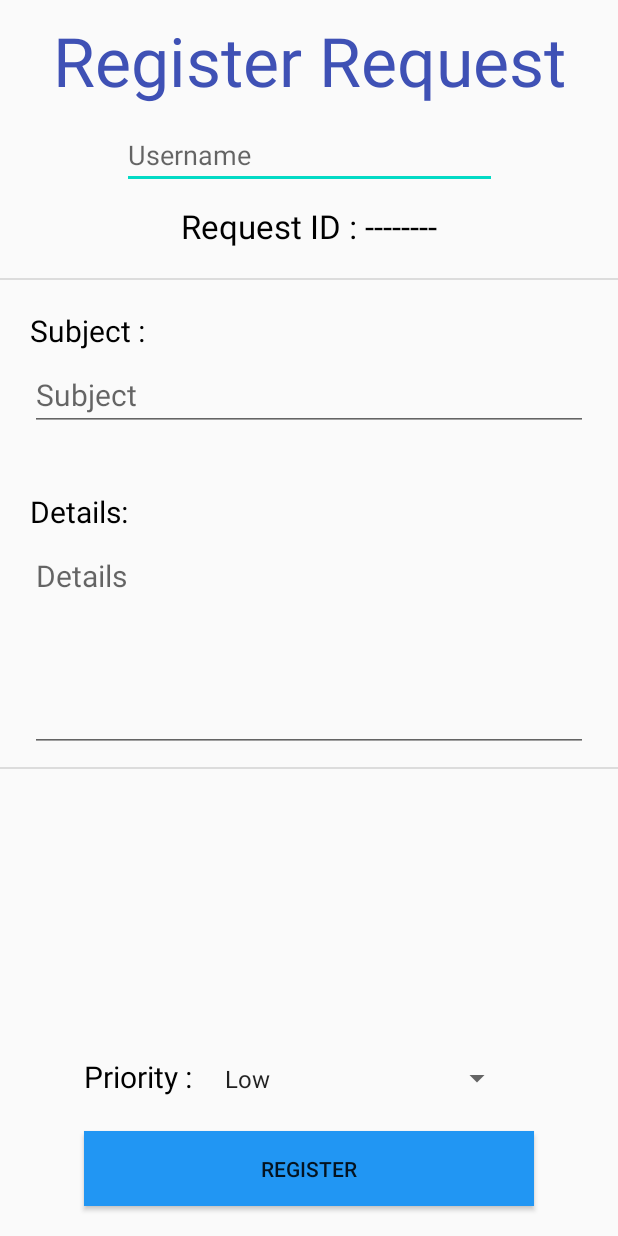
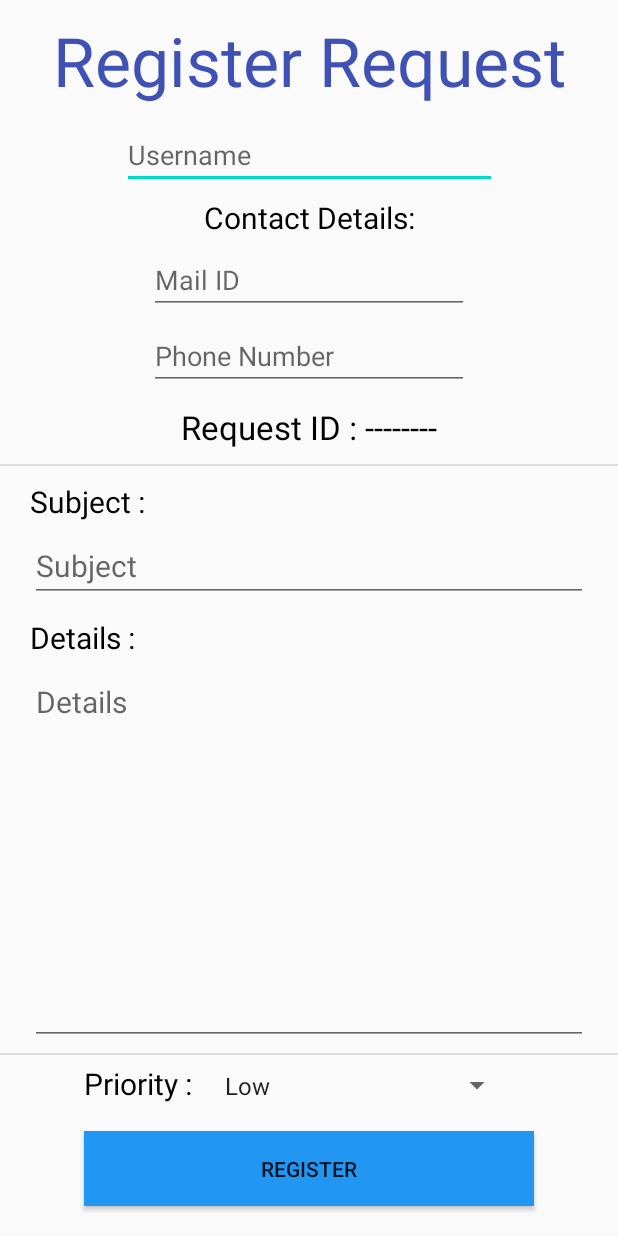
Before and after one commit to Qrofeus/Request_Manager, an Android app: the RegisterRequest screen opened directly, with no data from a screen before it, on a phone screen of 412 x 824 dp. Run offline under Robolectric (Android 15) with nearby library versions, the phone set to English and light mode, and no system bars; Roboto replaces fonts that are not available here.

Commit message:
Updates: Register Request - Contact Details - Constraint Layout Optimization

```diff
--- a/app/src/main/java/com/qrofeus/requestmanager/RegisterRequest.java
+++ b/app/src/main/java/com/qrofeus/requestmanager/RegisterRequest.java
@@ -1,6 +1,4 @@
 package com.qrofeus.requestmanager;
-
-import androidx.appcompat.app.AppCompatActivity;
 
 import android.os.Bundle;
 import android.view.View;
@@ -9,8 +7,9 @@ import android.widget.ArrayAdapter;
 import android.widget.Button;
 import android.widget.EditText;
 import android.widget.Spinner;
-import android.widget.TextView;
 import android.widget.Toast;
+
+import androidx.appcompat.app.AppCompatActivity;
 
 public class RegisterRequest extends AppCompatActivity {
 
@@ -18,18 +17,22 @@ public class RegisterRequest extends AppCompatActivity {
     private String subject_text;
     private String details_text;
     private String request_priority;
+    private String email_address;
+    private String phone_number;
 
     @Override
     protected void onCreate(Bundle savedInstanceState) {
         super.onCreate(savedInstanceState);
         setContentView(R.layout.activity_register_request);
 
-        final EditText username = (EditText) findViewById(R.id.username);
-        //final TextView req_id = (TextView) findViewById(R.id.requestID);
-        final EditText subject = (EditText) findViewById(R.id.request_subject);
-        final EditText details = (EditText) findViewById(R.id.request_details);
-        final Spinner priority = (Spinner) findViewById(R.id.priority_dropdown);
-        final Button register = (Button) findViewById(R.id.button_register);
+        final EditText username = findViewById(R.id.username);
+        final EditText mail_id = findViewById(R.id.email_address);
+        final EditText phone = findViewById(R.id.contact_phone);
+        //final TextView req_id = findViewById(R.id.requestID);
+        final EditText subject = findViewById(R.id.request_subject);
+        final EditText details = findViewById(R.id.request_details);
+        final Spinner priority = findViewById(R.id.priority_dropdown);
+        final Button register = findViewById(R.id.button_register);
 
         /*String request_id = generateID();
         req_id.setText(request_id);*/
@@ -57,22 +60,24 @@ public class RegisterRequest extends AppCompatActivity {
         register.setOnClickListener(new View.OnClickListener() {
             @Override
             public void onClick(View v) {
-                Toast.makeText(RegisterRequest.this, "Request Registered", Toast.LENGTH_SHORT).show();
                 username_text = username.getText().toString();
+                email_address = mail_id.getText().toString();
+                phone_number = phone.getText().toString();
                 subject_text = subject.getText().toString();
                 details_text = details.getText().toString();
+                Toast.makeText(RegisterRequest.this, "Request Registered", Toast.LENGTH_SHORT).show();
             }
         });
 
         //storeData();
     }
 
-    private String generateID(){
+    private String generateID() {
         //ToDo: Generate Request ID
-        return "Request ID : "+"========";
+        return "Request ID : " + "========";
     }
 
-    private void storeData(){
+    private void storeData() {
         //ToDo: Store all request parameters in database
     }
 }
--- a/app/src/main/res/layout/activity_register_request.xml
+++ b/app/src/main/res/layout/activity_register_request.xml
@@ -20,17 +20,6 @@
         app:layout_constraintStart_toStartOf="parent"
         app:layout_constraintTop_toTopOf="parent" />
 
-    <Button
-        android:id="@+id/button_register"
-        android:layout_width="300dp"
-        android:layout_height="50dp"
-        android:layout_marginBottom="20dp"
-        android:background="#2196F3"
-        android:text="Register"
-        app:layout_constraintBottom_toBottomOf="parent"
-        app:layout_constraintEnd_toEndOf="parent"
-        app:layout_constraintStart_toStartOf="parent" />
-
     <EditText
             android:id="@+id/username"
             android:layout_width="250dp"
@@ -44,6 +33,42 @@
             app:layout_constraintTop_toBottomOf="@+id/page_title" />
 
     <TextView
+        android:id="@+id/text_contact"
+        android:layout_width="wrap_content"
+        android:layout_height="wrap_content"
+        android:layout_marginTop="5dp"
+        android:text="Contact Details:"
+        android:textColor="#000000"
+        android:textSize="20sp"
+        app:layout_constraintEnd_toEndOf="parent"
+        app:layout_constraintStart_toStartOf="parent"
+        app:layout_constraintTop_toBottomOf="@id/username" />
+
+    <EditText
+        android:id="@+id/email_address"
+        android:layout_width="wrap_content"
+        android:layout_height="wrap_content"
+        android:layout_marginTop="5dp"
+        android:ems="10"
+        android:hint="Mail ID"
+        android:inputType="textEmailAddress"
+        app:layout_constraintEnd_toEndOf="parent"
+        app:layout_constraintStart_toStartOf="parent"
+        app:layout_constraintTop_toBottomOf="@id/text_contact" />
+
+    <EditText
+        android:id="@+id/contact_phone"
+        android:layout_width="wrap_content"
+        android:layout_height="wrap_content"
+        android:layout_marginTop="5dp"
+        android:ems="10"
+        android:hint="Phone Number"
+        android:inputType="phone"
+        app:layout_constraintEnd_toEndOf="parent"
+        app:layout_constraintStart_toStartOf="parent"
+        app:layout_constraintTop_toBottomOf="@id/email_address" />
+
+    <TextView
         android:id="@+id/request_id"
         android:layout_width="wrap_content"
         android:layout_height="wrap_content"
@@ -53,7 +78,30 @@
         android:textSize="22sp"
         app:layout_constraintEnd_toEndOf="parent"
         app:layout_constraintStart_toStartOf="parent"
-        app:layout_constraintTop_toBottomOf="@+id/username" />
+        app:layout_constraintTop_toBottomOf="@id/contact_phone" />
+
+    <View
+        android:id="@+id/divider"
+        android:layout_width="match_parent"
+        android:layout_height="1dp"
+        android:layout_marginTop="10dp"
+        android:background="?android:attr/listDivider"
+        app:layout_constraintEnd_toEndOf="parent"
+        app:layout_constraintStart_toStartOf="parent"
+        app:layout_constraintTop_toBottomOf="@id/request_id" />
+
+    <TextView
+        android:id="@+id/text_subject"
+        android:layout_width="wrap_content"
+        android:layout_height="wrap_content"
+        android:layout_marginStart="20dp"
+        android:layout_marginLeft="20dp"
+        android:layout_marginTop="10dp"
+        android:text="Subject :"
+        android:textColor="#000000"
+        android:textSize="20sp"
+        app:layout_constraintStart_toStartOf="parent"
+        app:layout_constraintTop_toBottomOf="@+id/divider" />
 
     <EditText
         android:id="@+id/request_subject"
@@ -69,38 +117,15 @@
         android:singleLine="true"
         android:textSize="20sp"
         app:layout_constraintEnd_toEndOf="parent"
-        app:layout_constraintStart_toStartOf="@+id/textView7"
-        app:layout_constraintTop_toBottomOf="@+id/textView7" />
+        app:layout_constraintStart_toStartOf="@+id/text_subject"
+        app:layout_constraintTop_toBottomOf="@+id/text_subject" />
 
     <TextView
-        android:id="@+id/textView7"
+            android:id="@+id/text_details"
             android:layout_width="wrap_content"
             android:layout_height="wrap_content"
-        android:layout_marginStart="20dp"
-        android:layout_marginLeft="20dp"
-        android:layout_marginTop="20dp"
-        android:text="Subject :"
-        android:textColor="#000000"
-        android:textSize="20sp"
-        app:layout_constraintStart_toStartOf="parent"
-        app:layout_constraintTop_toBottomOf="@+id/divider" />
-
-    <View
-        android:id="@+id/divider"
-        android:layout_width="match_parent"
-        android:layout_height="1dp"
-        android:layout_marginTop="20dp"
-        android:background="?android:attr/listDivider"
-        app:layout_constraintEnd_toEndOf="parent"
-        app:layout_constraintStart_toStartOf="parent"
-        app:layout_constraintTop_toBottomOf="@+id/request_id" />
-
-    <TextView
-        android:id="@+id/textView9"
-        android:layout_width="wrap_content"
-        android:layout_height="wrap_content"
-        android:layout_marginTop="40dp"
-        android:text="Details:"
+            android:layout_marginTop="10dp"
+            android:text="Details :"
             android:textColor="#000000"
             android:textSize="20sp"
             app:layout_constraintStart_toStartOf="@+id/request_subject"
@@ -109,36 +134,37 @@
     <EditText
         android:id="@+id/request_details"
         android:layout_width="0dp"
-        android:layout_height="wrap_content"
+        android:layout_height="0dp"
         android:layout_marginTop="5dp"
         android:layout_marginEnd="20dp"
         android:layout_marginRight="20dp"
+        android:layout_marginBottom="5dp"
         android:ems="10"
         android:gravity="start|top"
         android:hint="Details"
         android:inputType="textMultiLine"
-        android:lines="5"
         android:maxLines="6"
         android:textSize="20sp"
+        app:layout_constraintBottom_toTopOf="@+id/divider2"
         app:layout_constraintEnd_toEndOf="parent"
-        app:layout_constraintStart_toStartOf="@+id/textView9"
-        app:layout_constraintTop_toBottomOf="@+id/textView9" />
+        app:layout_constraintStart_toStartOf="@+id/text_details"
+        app:layout_constraintTop_toBottomOf="@+id/text_details" />
 
     <View
         android:id="@+id/divider2"
         android:layout_width="match_parent"
         android:layout_height="1dp"
-        android:layout_marginTop="10dp"
+        android:layout_marginBottom="5dp"
         android:background="?android:attr/listDivider"
+        app:layout_constraintBottom_toTopOf="@+id/priority_dropdown"
         app:layout_constraintEnd_toEndOf="parent"
-        app:layout_constraintStart_toStartOf="parent"
-        app:layout_constraintTop_toBottomOf="@+id/request_details" />
+        app:layout_constraintStart_toStartOf="parent" />
 
     <TextView
-        android:id="@+id/textView10"
+        android:id="@+id/text_priority"
         android:layout_width="wrap_content"
         android:layout_height="30dp"
-        android:layout_marginBottom="20dp"
+        android:layout_marginBottom="15dp"
         android:text="Priority :"
         android:textColor="#000000"
         android:textSize="20sp"
@@ -149,9 +175,20 @@
         android:id="@+id/priority_dropdown"
         android:layout_width="200dp"
         android:layout_height="30dp"
-        android:layout_marginBottom="20dp"
+        android:layout_marginBottom="15dp"
         app:layout_constraintBottom_toTopOf="@+id/button_register"
         app:layout_constraintEnd_toEndOf="@+id/button_register"
-        app:layout_constraintStart_toEndOf="@+id/textView10" />
+        app:layout_constraintStart_toEndOf="@+id/text_priority" />
+
+    <Button
+        android:id="@+id/button_register"
+        android:layout_width="300dp"
+        android:layout_height="50dp"
+        android:layout_marginBottom="20dp"
+        android:background="#2196F3"
+        android:text="Register"
+        app:layout_constraintBottom_toBottomOf="parent"
+        app:layout_constraintEnd_toEndOf="parent"
+        app:layout_constraintStart_toStartOf="parent" />
 
 </androidx.constraintlayout.widget.ConstraintLayout>
--- a/app/src/main/res/layout/folding_cells.xml
+++ b/app/src/main/res/layout/folding_cells.xml
@@ -15,12 +15,17 @@
         android:layout_width="match_parent"
         android:layout_height="wrap_content">
 
-        <RelativeLayout
+        <androidx.cardview.widget.CardView
             android:id="@+id/cell_content_view"
             android:layout_width="match_parent"
             android:layout_height="wrap_content"
+            app:cardCornerRadius="15dp"
             android:background="#2196F3"
             android:visibility="gone">
+
+            <RelativeLayout
+                android:layout_width="match_parent"
+                android:layout_height="wrap_content">
 
                 <TextView
                     android:id="@+id/content_username"
@@ -86,9 +91,9 @@
                             android:textSize="25sp" />
 
                     </androidx.cardview.widget.CardView>
-
                 </LinearLayout>
             </RelativeLayout>
+        </androidx.cardview.widget.CardView>
 
         <androidx.cardview.widget.CardView
             android:id="@+id/cell_title_view"
@@ -114,8 +119,8 @@
                     android:id="@+id/requestID"
                     android:layout_width="match_parent"
                     android:layout_height="50dp"
+                    android:layout_below="@id/request_subject"
                     android:gravity="center"
-                    android:layout_below="@id/request_subject"
                     android:text="Request ID"
                     android:textColor="#FFFFFF"
                     android:textSize="20sp" />
```
Also changed, not shown: app/src/main/res/drawable-v24/background_admin.jpg (added). Lines whose indentation alone changed are shown as unchanged.
